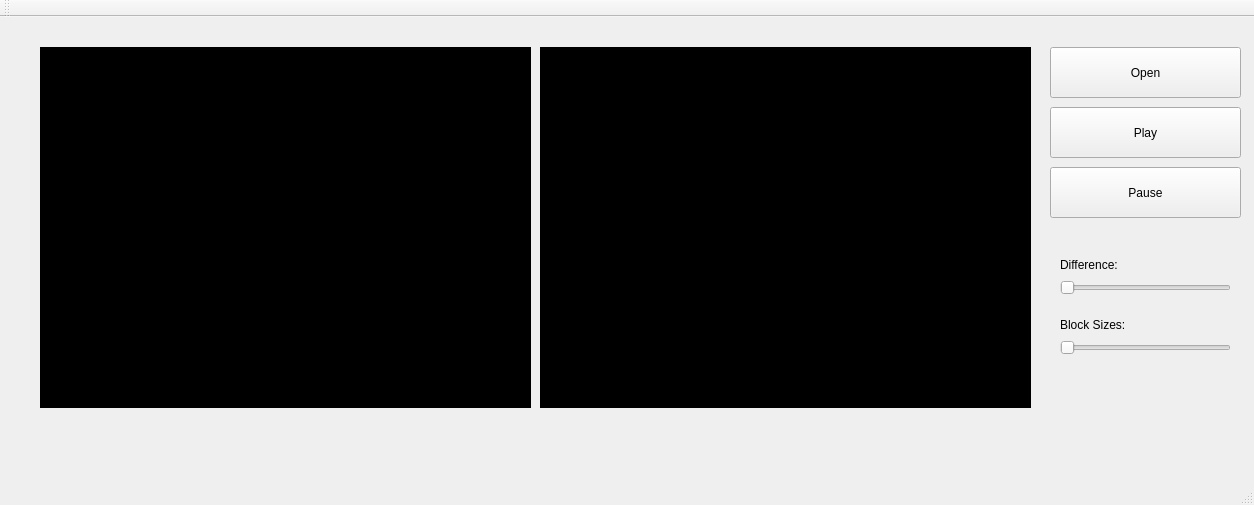
This is mainwindow.ui in nauhc/CellGUI as Qt 5 draws it before an edit. The edited form follows.
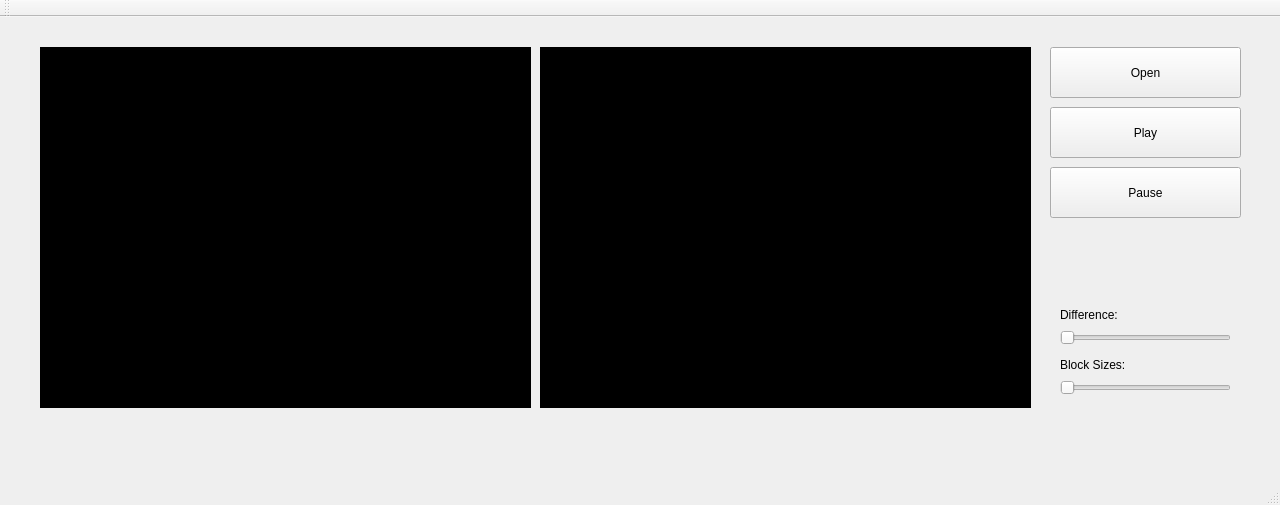
This is the edited form.

```diff
--- a/mainwindow.ui
+++ b/mainwindow.ui
@@ -6,7 +6,7 @@
    <rect>
     <x>0</x>
     <y>0</y>
-    <width>1254</width>
+    <width>1280</width>
     <height>505</height>
    </rect>
   </property>
@@ -92,7 +92,7 @@
     <property name="geometry">
      <rect>
       <x>1060</x>
-      <y>260</y>
+      <y>310</y>
       <width>171</width>
       <height>22</height>
      </rect>
@@ -108,7 +108,7 @@
     <property name="geometry">
      <rect>
       <x>1060</x>
-      <y>320</y>
+      <y>360</y>
       <width>171</width>
       <height>22</height>
      </rect>
@@ -121,7 +121,7 @@
     <property name="geometry">
      <rect>
       <x>1060</x>
-      <y>240</y>
+      <y>290</y>
       <width>81</width>
       <height>16</height>
      </rect>
@@ -134,7 +134,7 @@
     <property name="geometry">
      <rect>
       <x>1060</x>
-      <y>300</y>
+      <y>340</y>
       <width>81</width>
       <height>16</height>
      </rect>
```
Left out of the diff: 2 changed lines with no effect on the pictures.
